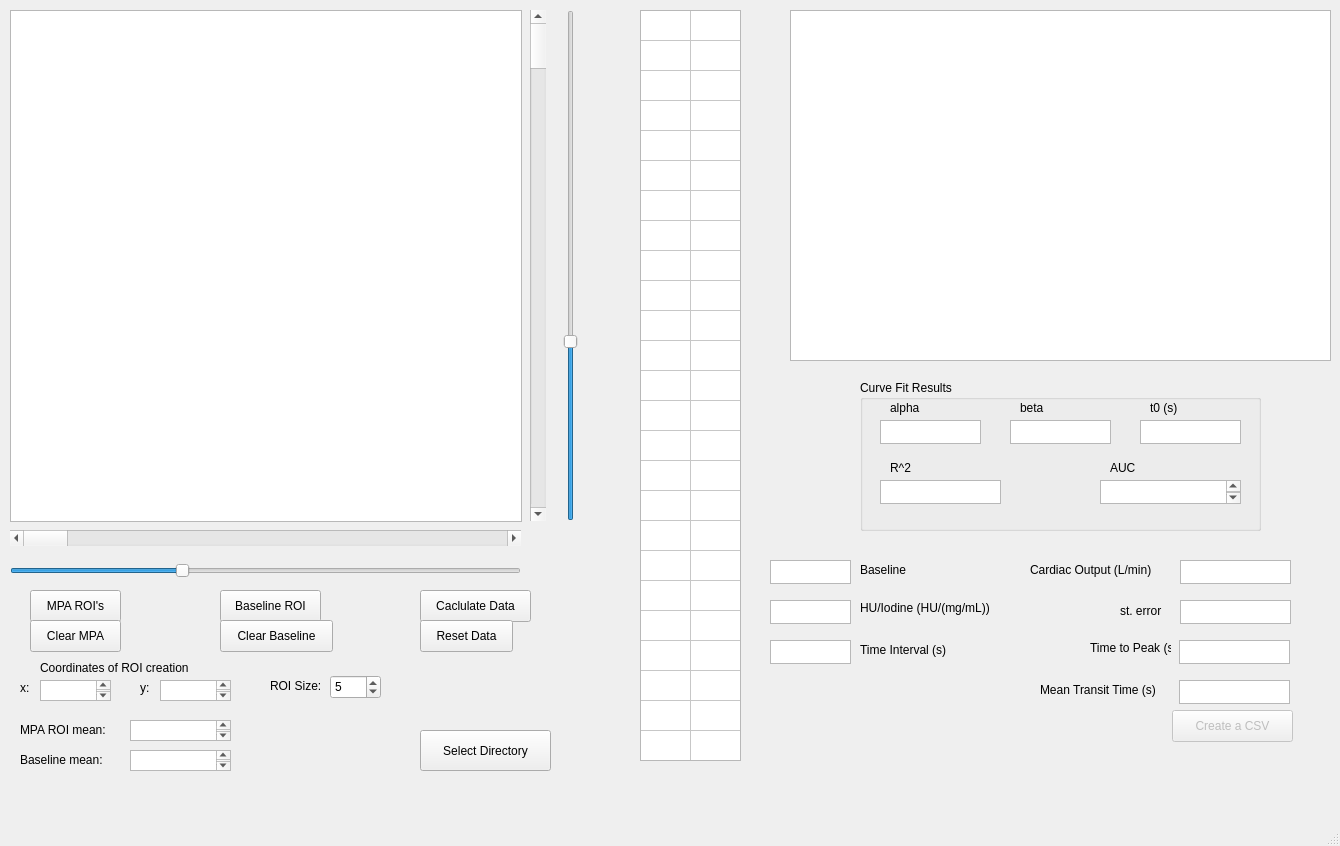
Before: the Qt Designer form CTCOGUI.ui in ogdenk/CTCO, drawn with Qt 5.
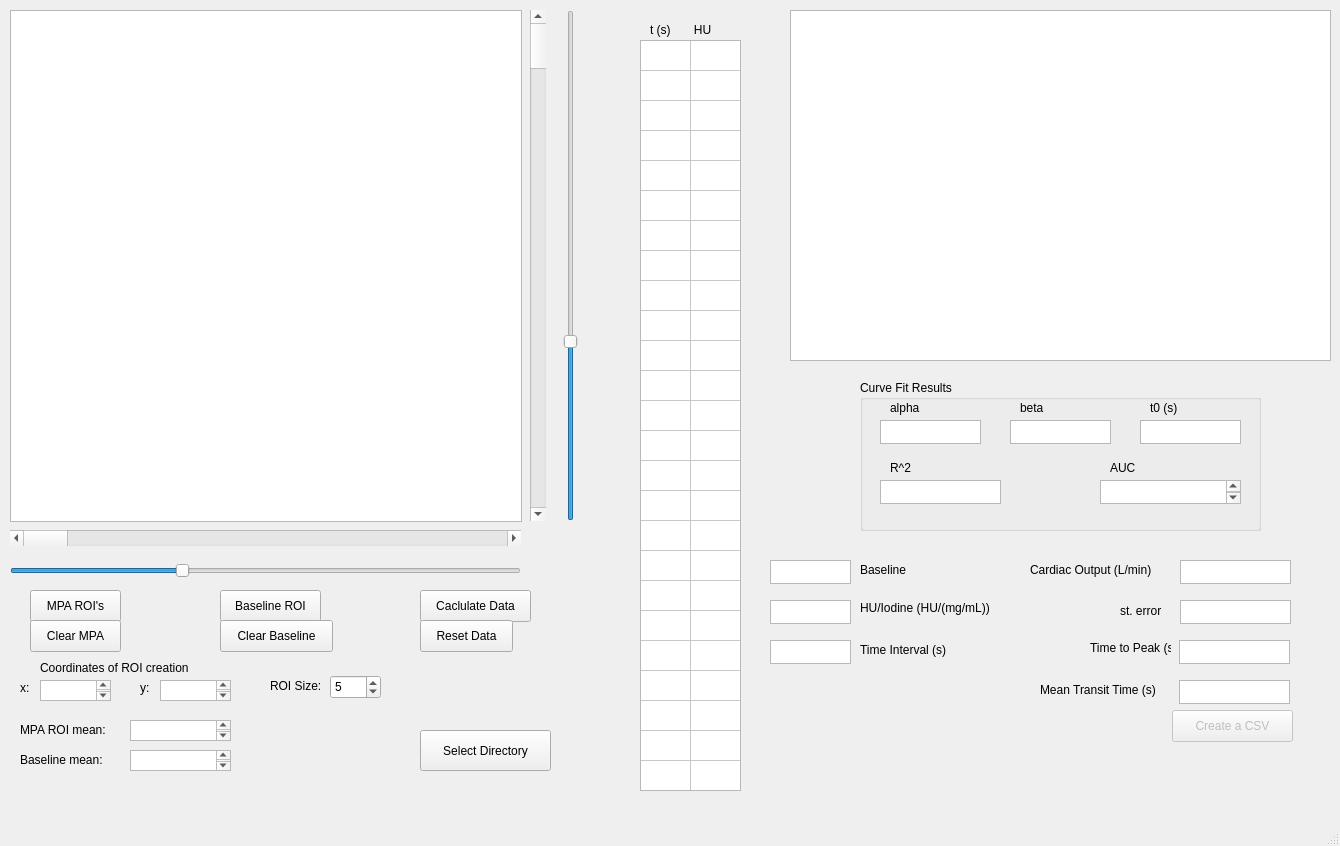
After: the same form once the commit is applied. Custom widgets are drawn as their Qt base class.

Commit message: Can now choose new directory to load new imageset using "Select Directory" button

```diff
--- a/CTCOGUI.ui
+++ b/CTCOGUI.ui
@@ -573,7 +573,7 @@
     <property name="geometry">
      <rect>
       <x>640</x>
-      <y>10</y>
+      <y>40</y>
       <width>101</width>
       <height>751</height>
      </rect>
@@ -851,6 +851,19 @@
      <string>Select Directory</string>
     </property>
    </widget>
+   <widget class="QLabel" name="label_3">
+    <property name="geometry">
+     <rect>
+      <x>650</x>
+      <y>20</y>
+      <width>71</width>
+      <height>20</height>
+     </rect>
+    </property>
+    <property name="text">
+     <string>t (s)       HU</string>
+    </property>
+   </widget>
   </widget>
   <widget class="QMenuBar" name="menubar">
    <property name="geometry">
```
The commit also changes 2 other files.
